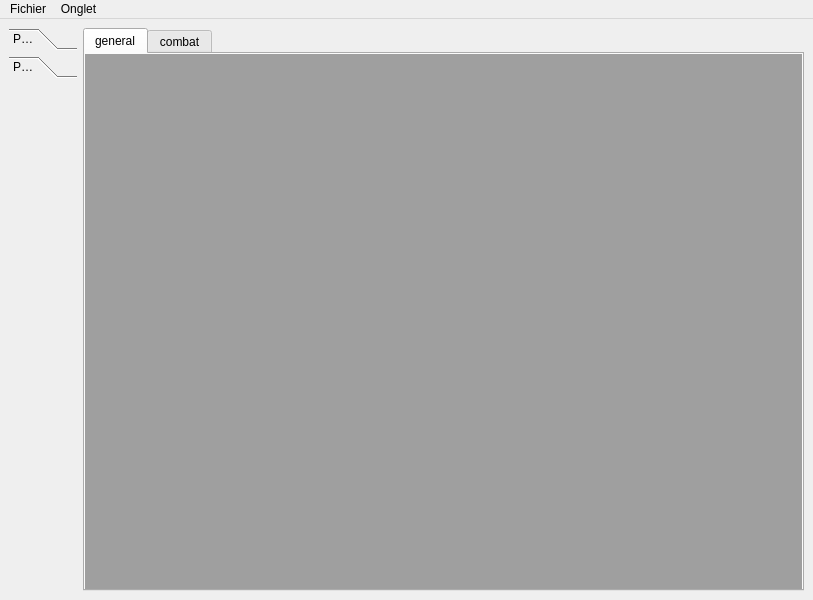
Above: src/view/mainwindow.ui from GaelPICOT/voyage before the change. Below: the same form after it.
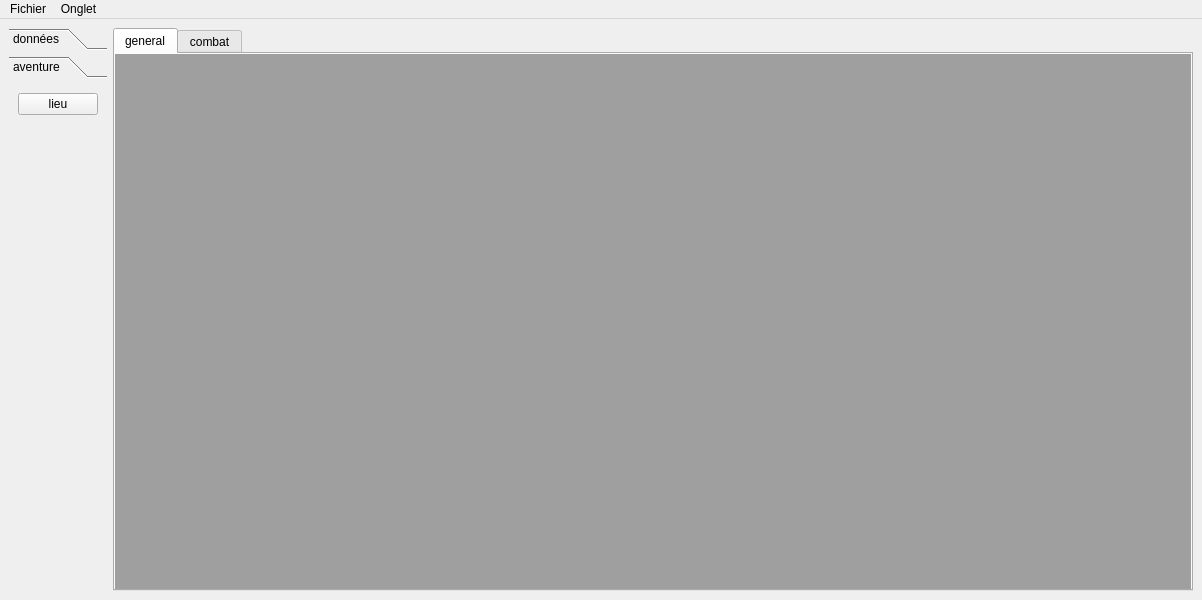
That is the form after the change. The open tabs and pages were chosen to show the change.

Commit message: finition interface caractéristique création de perso

The edit to the form file:
```diff
--- a/src/view/mainwindow.ui
+++ b/src/view/mainwindow.ui
@@ -6,7 +6,7 @@
    <rect>
     <x>0</x>
     <y>0</y>
-    <width>813</width>
+    <width>1202</width>
     <height>600</height>
    </rect>
   </property>
@@ -36,7 +36,7 @@
         </rect>
        </property>
        <attribute name="label">
-        <string>Page 1</string>
+        <string>données</string>
        </attribute>
        <layout class="QVBoxLayout" name="verticalLayout">
         <item>
@@ -73,13 +73,35 @@
         <rect>
          <x>0</x>
          <y>0</y>
-         <width>68</width>
-         <height>498</height>
+         <width>103</width>
+         <height>493</height>
         </rect>
        </property>
        <attribute name="label">
-        <string>Page 2</string>
+        <string>aventure</string>
        </attribute>
+       <layout class="QVBoxLayout" name="verticalLayout_4">
+        <item>
+         <widget class="QPushButton" name="lieu_button">
+          <property name="text">
+           <string>lieu</string>
+          </property>
+         </widget>
+        </item>
+        <item>
+         <spacer name="verticalSpacer_2">
+          <property name="orientation">
+           <enum>Qt::Vertical</enum>
+          </property>
+          <property name="sizeHint" stdset="0">
+           <size>
+            <width>20</width>
+            <height>40</height>
+           </size>
+          </property>
+         </spacer>
+        </item>
+       </layout>
       </widget>
      </widget>
     </item>
@@ -150,8 +172,8 @@
     <rect>
      <x>0</x>
      <y>0</y>
-     <width>813</width>
-     <height>22</height>
+     <width>1202</width>
+     <height>27</height>
     </rect>
    </property>
    <widget class="QMenu" name="menuFichier">
```
Left out of the diff: 23 changed lines with no effect on the pictures. The commit also changes 1 other file.
